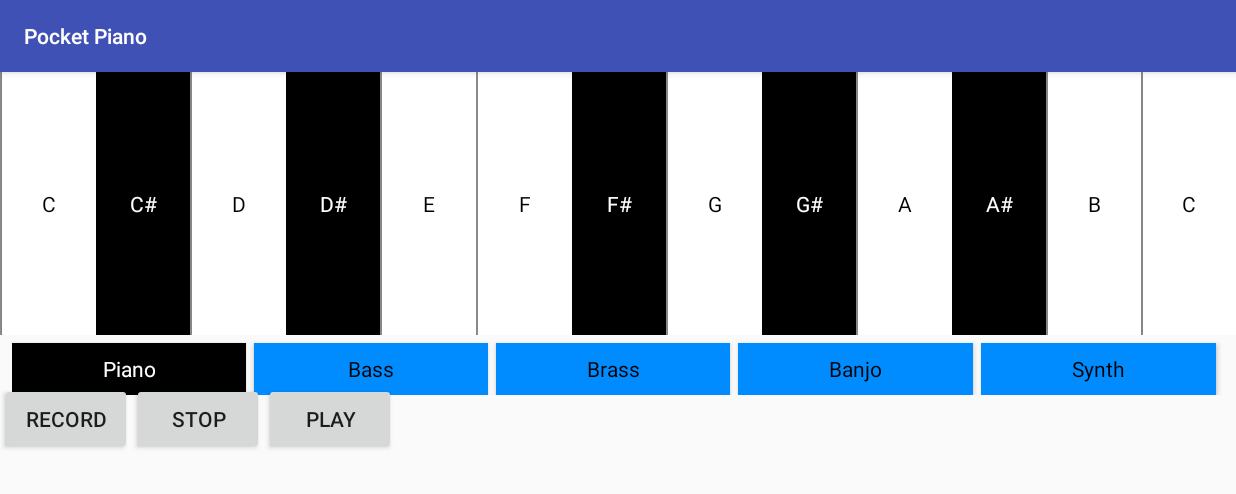
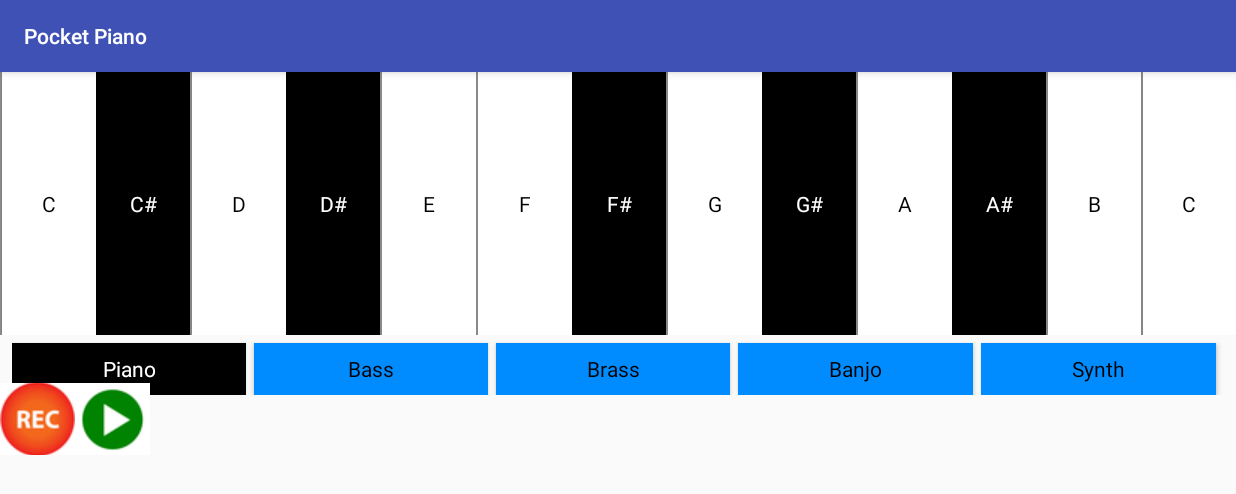
Before and after one commit to RobinJSanders/Pocket_Piano, an Android app: the screen it shows after launch (MainActivity), after a tap on "G#", on a phone screen of 824 x 412 dp (held sideways). Shown: the top 494 px of the screen. Run offline under Robolectric (Android 15) with nearby library versions, the phone set to English and light mode, and no system bars.

Commit message:
Change  MainActivity and activity_main.xml
Added graphics for record play and stop buttons
Added disappearing buttons for recording and playback

```diff
--- a/app/src/main/java/com/rob/pocket_piano/MainActivity.java
+++ b/app/src/main/java/com/rob/pocket_piano/MainActivity.java
@@ -8,6 +8,7 @@ import android.support.v4.content.ContextCompat;
 import android.support.v7.app.AppCompatActivity;
 import android.view.View;
 import android.widget.Button;
+import android.widget.ImageButton;
 
 import java.util.ArrayList;
 import java.util.List;
@@ -16,19 +17,22 @@ import java.util.List;
 public class MainActivity extends AppCompatActivity
 {
     //Piano Keys
-    Button mBtn_C, mBtn_Cs, mBtn_D, mBtn_Ds, mBtn_E, mBtn_F ,mBtn_Fs, mBtn_G , mBtn_Gs, mBtn_A, mBtn_As, mBtn_B, mBtn_C_High,
+    private Button mBtn_C, mBtn_Cs, mBtn_D, mBtn_Ds, mBtn_E, mBtn_F ,mBtn_Fs, mBtn_G , mBtn_Gs, mBtn_A, mBtn_As, mBtn_B, mBtn_C_High,
     //Voice selection buttons
-    mBtn_Piano, mBtn_Bass, mBtn_Brass, mBtn_Banjo, mBtn_Synth,
+    mBtn_Piano, mBtn_Bass, mBtn_Brass, mBtn_Banjo, mBtn_Synth;
     //Record and Playback Buttons
-    mBtn_Record, mBtn_Stop, mBtn_Play;
+    private ImageButton mBtn_Record, mBtn_Stop, mBtn_Play;
     //sound IDs
     private int mSound_C, mSound_Cs ,mSound_D, mSound_Ds, mSound_E, mSound_F ,mSound_Fs, mSound_G , mSound_Gs, mSound_A, mSound_As, mSound_B, mSound_C_High,
     // Colors
     mColor_Black, mColor_White, mColor_LightBlue;
 
-    SoundPool mSoundPool;
-    List<Integer> mListRecordedSounds;
-    boolean mRecording = false;
+    private SoundPool mSoundPool;
+    private List<Integer> mListRecordedSounds;
+
+    //determines weather app is currently recording stopped or playing
+private String mRecordingState = "Ready";
+
 
 
 
@@ -61,9 +65,9 @@ public class MainActivity extends AppCompatActivity
         mBtn_Synth = (Button) findViewById(R.id.Btn_Synth);
 
         //assign references to views for record and playback buttons
-        mBtn_Record =(Button) findViewById(R.id.Btn_Record);
-        mBtn_Stop =(Button) findViewById(R.id.Btn_Stop);
-        mBtn_Play =(Button) findViewById(R.id.Btn_Play);
+        mBtn_Record =(ImageButton) findViewById(R.id.Btn_Record);
+        mBtn_Stop =(ImageButton) findViewById(R.id.Btn_Stop);
+        mBtn_Play =(ImageButton) findViewById(R.id.Btn_Play);
 
         //Initialise SoundPool
         if (Build.VERSION.SDK_INT>= Build.VERSION_CODES.LOLLIPOP)
@@ -104,7 +108,7 @@ public class MainActivity extends AppCompatActivity
             @Override
             public void onClick(View v)
             {
-                PlaySound(mSound_C,1);
+                playSound(mSound_C,1);
             }
         });
 
@@ -113,17 +117,16 @@ public class MainActivity extends AppCompatActivity
             @Override
             public void onClick(View v)
             {
-                PlaySound(mSound_Cs,1);
+                playSound(mSound_Cs,1);
             }
         });
-
 
         mBtn_D.setOnClickListener(new View.OnClickListener()
         {
             @Override
             public void onClick(View v)
             {
-                PlaySound(mSound_D,1);
+                playSound(mSound_D,1);
             }
         });
 
@@ -132,7 +135,7 @@ public class MainActivity extends AppCompatActivity
             @Override
             public void onClick(View v)
             {
-                PlaySound(mSound_Ds,1);
+                playSound(mSound_Ds,1);
             }
         });
 
@@ -141,7 +144,7 @@ public class MainActivity extends AppCompatActivity
             @Override
             public void onClick(View v)
             {
-                PlaySound(mSound_E,1);
+                playSound(mSound_E,1);
             }
         });
 
@@ -150,7 +153,7 @@ public class MainActivity extends AppCompatActivity
             @Override
             public void onClick(View v)
             {
-                PlaySound(mSound_F,1);
+                playSound(mSound_F,1);
             }
         });
 
@@ -159,7 +162,7 @@ public class MainActivity extends AppCompatActivity
             @Override
             public void onClick(View v)
             {
-                PlaySound(mSound_Fs,1);
+                playSound(mSound_Fs,1);
             }
         });
 
@@ -168,7 +171,7 @@ public class MainActivity extends AppCompatActivity
             @Override
             public void onClick(View v)
             {
-                PlaySound(mSound_G,1);
+                playSound(mSound_G,1);
             }
         });
 
@@ -177,7 +180,7 @@ public class MainActivity extends AppCompatActivity
             @Override
             public void onClick(View v)
             {
-                PlaySound(mSound_Gs,1);
+                playSound(mSound_Gs,1);
             }
         });
 
@@ -186,7 +189,7 @@ public class MainActivity extends AppCompatActivity
             @Override
             public void onClick(View v)
             {
-                PlaySound(mSound_A,1);
+                playSound(mSound_A,1);
             }
         });
 
@@ -195,7 +198,7 @@ public class MainActivity extends AppCompatActivity
             @Override
             public void onClick(View v)
             {
-                PlaySound(mSound_As,1);
+                playSound(mSound_As,1);
             }
         });
 
@@ -204,7 +207,7 @@ public class MainActivity extends AppCompatActivity
             @Override
             public void onClick(View v)
             {
-                PlaySound(mSound_B,1);
+                playSound(mSound_B,1);
             }
         });
 
@@ -213,7 +216,7 @@ public class MainActivity extends AppCompatActivity
             @Override
             public void onClick(View v)
             {
-                PlaySound(mSound_C_High,1);
+                playSound(mSound_C_High,1);
 
             }
         });
@@ -282,7 +285,9 @@ public class MainActivity extends AppCompatActivity
             public void onClick(View v)
             {
                 mListRecordedSounds.clear();
-                mRecording = true;
+                mRecordingState = "Recording";
+                switchButtonVisibility();
+
             }
         });
         mBtn_Stop.setOnClickListener(new View.OnClickListener()
@@ -290,7 +295,8 @@ public class MainActivity extends AppCompatActivity
             @Override
             public void onClick(View v)
             {
-                mRecording = false;
+                mRecordingState = "Ready";
+                switchButtonVisibility();
             }
         });
 
@@ -299,29 +305,70 @@ public class MainActivity extends AppCompatActivity
             @Override
             public void onClick(View v)
             {
+                mRecordingState = "Playing";
+                switchButtonVisibility();
+
+              mBtn_Play.post(new Runnable()
+              {// insures that switchButtonVisibility(); method is executed first
+                  @Override
+                  public void run()
+                  {
                       for (final int sound: mListRecordedSounds )
                       {
+                          if (mRecordingState == "Ready")
+                          {//break out of loop when stop button is pressed
+                              break;
+                          }
+                          else {
 
                               mSoundPool.play(sound, 1,1,1,0,1);
                               try
                               {
                                   Thread.sleep(500);
-                    } catch (InterruptedException e)
+                              }
+                              catch (InterruptedException e)
                               {
                                   e.printStackTrace();
                               }
+                          }
+                      }
+                      mRecordingState ="Ready";
+                      switchButtonVisibility();
+                  }
+              });
 
-
-                }
             }
         });
 
     }
 
-    private void PlaySound(int sound, float rate)
+
+
+
+    private void switchButtonVisibility()
+    {
+
+        if (mRecordingState != "Ready")
+        {
+            mBtn_Stop.setVisibility(View.VISIBLE);
+            mBtn_Record.setVisibility(View.GONE);
+            mBtn_Play.setVisibility(View.GONE);
+
+        }
+        else
+        {
+            mBtn_Stop.setVisibility(View.GONE);
+            mBtn_Record.setVisibility(View.VISIBLE);
+            mBtn_Play.setVisibility(View.VISIBLE);
+        }
+
+    }
+
+
+    private void playSound(int sound, float rate)
     {
         mSoundPool.play(sound,1,1,1,0,rate);
-        if (mRecording = true)
+        if (mRecordingState == "Recording")
             mListRecordedSounds.add(sound);
     }
 
--- a/app/src/main/res/layout/activity_main.xml
+++ b/app/src/main/res/layout/activity_main.xml
@@ -135,57 +135,34 @@
         app:layout_constraintLeft_toLeftOf="parent"
         app:layout_constraintTop_toBottomOf="@+id/LiniearLayout_VoiceButtons">
 
-        <Button
+        <ImageButton
             android:id="@+id/Btn_Record"
             android:layout_width="wrap_content"
             android:layout_height="wrap_content"
-            android:text="Record"
-            app:layout_constraintBottom_toBottomOf="parent"
-            app:layout_constraintLeft_toLeftOf="parent"/>
+            android:background="@android:color/transparent"
+            android:src="@drawable/rec"
 
-        <Button
+            android:text="Record"/>
+
+        <ImageButton
             android:id="@+id/Btn_Stop"
             android:layout_width="wrap_content"
             android:layout_height="wrap_content"
-            android:text="Stop"
-            app:layout_constraintBottom_toBottomOf="parent"
-            app:layout_constraintLeft_toRightOf="@+id/Btn_Record"
+            android:background="@android:color/transparent"
+            android:src="@drawable/stop"
+            android:visibility="gone"
             />
 
-        <Button
+
+        <ImageButton
             android:id="@+id/Btn_Play"
             android:layout_width="wrap_content"
             android:layout_height="wrap_content"
-            android:text="Play"
-            app:layout_constraintBottom_toBottomOf="parent"
-            app:layout_constraintLeft_toRightOf="@+id/Btn_Stop"
+            android:background="@android:color/transparent"
+            android:src="@drawable/play"
             />
 
     </LinearLayout>
 
 
-    <!-- <TextView
-        android:id="@+id/TextView_Instructions"
-        android:layout_width="509dp"
-        android:layout_height="19dp"
-        android:layout_marginLeft="16dp"
-        android:layout_marginTop="10dp"
-        android:ems="10"
-        android:inputType="none"
-        android:text="Select a voice below to change the sound of the keyboard"
-        android:textColor="@android:color/black"
-        app:layout_constraintLeft_toLeftOf="parent"
-        app:layout_constraintTop_toBottomOf="@+id/ConstraintLayout_Piano_Roll"/>
-
-    <TextView
-        android:id="@+id/textView"
-        android:layout_width="wrap_content"
-        android:layout_height="wrap_content"
-        android:layout_marginLeft="16dp"
-        android:layout_marginTop="-8dp"
-        android:text="Currently Selected: Piano"
-        android:textColor="@android:color/black"
-        android:textSize="30sp"
-        app:layout_constraintLeft_toLeftOf="parent"
-        app:layout_constraintTop_toBottomOf="@+id/Btn_Piano"/>-->
 </android.support.constraint.ConstraintLayout>
```
Also changed, not shown: app/src/main/res/drawable/play.png (added), app/src/main/res/drawable/rec.png (added), app/src/main/res/drawable/stop.png (added). Lines whose indentation alone changed are shown as unchanged.
